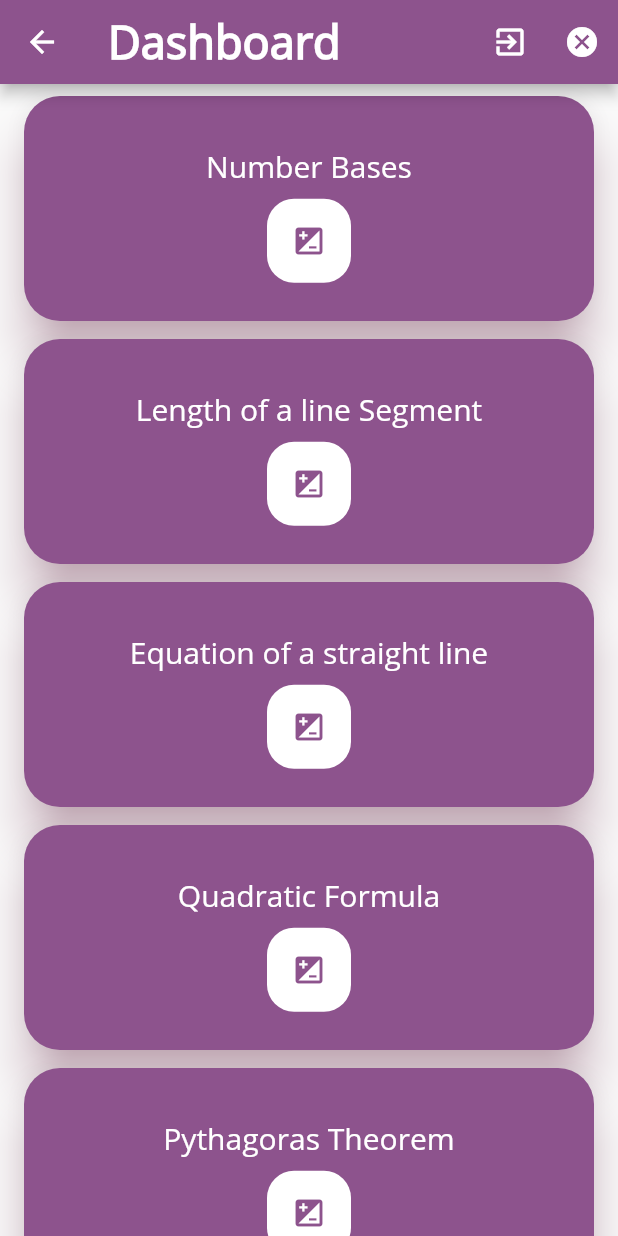
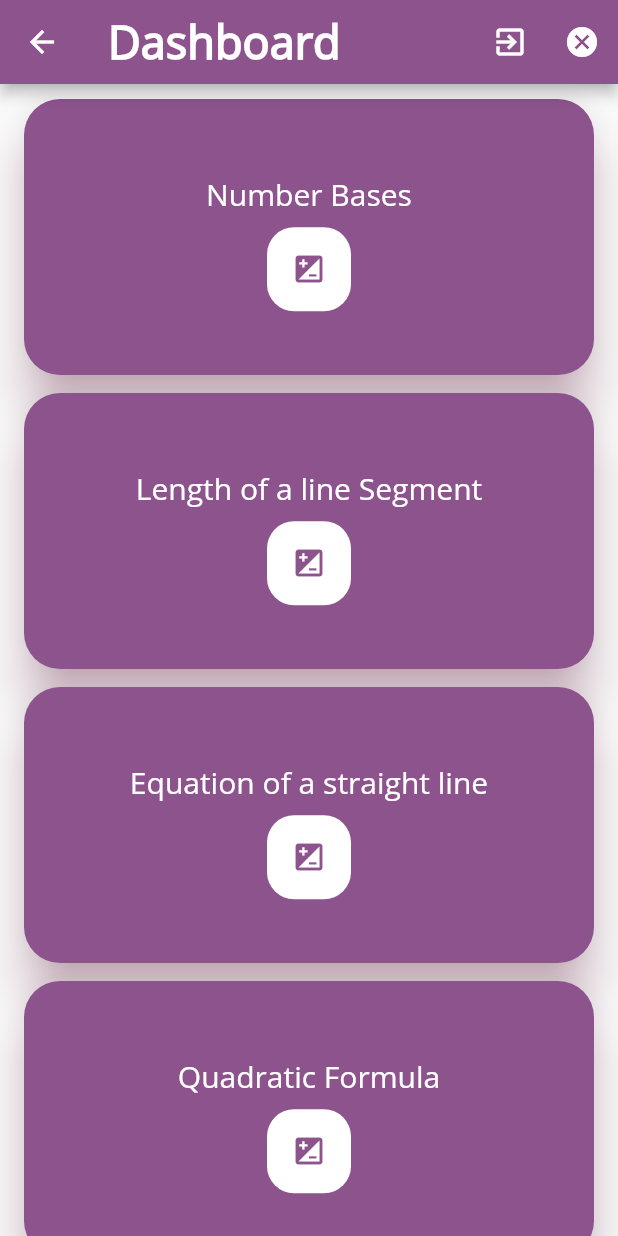
Before and after one commit to Nuerkie-Opt/eQuate, a Flutter app: the screen it shows after launch, after a tap on "LOGIN", on a phone screen of 412 x 824 dp. Run offline on Flutter 3.47's test engine with Material 2 defaults, Android fonts, the phone set to English and light mode, and no system bars; our stand-ins replace sqflite; accounts and stored records are empty.

Commit message:
Update outdated packages

```diff
--- a/lib/screens/dashboard.dart
+++ b/lib/screens/dashboard.dart
@@ -3,25 +3,27 @@ import 'package:flutter/services.dart';
 import 'package:flutter_staggered_grid_view/flutter_staggered_grid_view.dart';
 import 'loginScreen.dart';
 
-class Dashboard extends StatefulWidget{
+class Dashboard extends StatefulWidget {
   @override
   DashboardState createState() => DashboardState();
 }
 
-class DashboardState extends State<Dashboard>{
-
- Future navigateToSubpage(context) async{
-    Navigator.push(context, MaterialPageRoute(builder: (context) => LoginScreen()));
+class DashboardState extends State<Dashboard> {
+  Future navigateToSubpage(context) async {
+    Navigator.push(
+        context, MaterialPageRoute(builder: (context) => LoginScreen()));
   }
 
-  Material myItems(IconData icon, String heading, int color, String routeName){
-    return  Material(
+  Material myItems(IconData icon, String heading, int color, String routeName) {
+    return Material(
       color: Color(0xff8D538D),
       elevation: 14.0,
       shadowColor: Color(0xffD68FB0),
       borderRadius: BorderRadius.circular(24.0),
-      child:InkWell(
-      onTap: (){Navigator.pushNamed(context, routeName);},
+      child: InkWell(
+        onTap: () {
+          Navigator.pushNamed(context, routeName);
+        },
         child: Center(
           child: Padding(
             padding: const EdgeInsets.all(8.0),
@@ -33,20 +35,18 @@ class DashboardState extends State<Dashboard>{
                   children: <Widget>[
                     Padding(
                         padding: const EdgeInsets.all(8.0),
-                      child:Text(heading,
+                        child: Text(heading,
                             style: TextStyle(
                                 color: new Color(color),
                                 fontSize: 20.0,
-                          fontFamily: 'OpenSans'
-                        )
-                      )
-                    ),
+                                fontFamily: 'OpenSans'))),
                     Material(
                       color: new Color(color),
                       borderRadius: BorderRadius.circular(18.0),
                       child: Padding(
                         padding: const EdgeInsets.all(16.0),
-                      child: Icon(icon,
+                        child: Icon(
+                          icon,
                           color: Color(0xff8D538D),
                         ),
                       ),
@@ -64,9 +64,10 @@ class DashboardState extends State<Dashboard>{
   @override
   Widget build(BuildContext context) {
     return Scaffold(
-      appBar:AppBar(
+      appBar: AppBar(
         backgroundColor: Color(0xff8D538D),
-        title: Text('Dashboard',
+        title: Text(
+          'Dashboard',
           textAlign: TextAlign.center,
           style: TextStyle(
             color: Colors.white,
@@ -81,42 +82,75 @@ class DashboardState extends State<Dashboard>{
               Icons.exit_to_app,
               color: Colors.white,
             ),
-               onPressed: () {navigateToSubpage(context);},
+            onPressed: () {
+              navigateToSubpage(context);
+            },
           ),
           IconButton(
             icon: Icon(
               Icons.cancel,
               color: Colors.white,
             ),
-               onPressed: ()=> SystemNavigator.pop(),
+            onPressed: () => SystemNavigator.pop(),
           ),
         ],
       ),
-      body: StaggeredGridView.count(
+      body: SingleChildScrollView(
+        padding: const EdgeInsets.symmetric(horizontal: 16, vertical: 10),
+        child: StaggeredGrid.count(
           crossAxisCount: 2,
           crossAxisSpacing: 12.0,
           mainAxisSpacing: 12.0,
-        padding: EdgeInsets.symmetric(horizontal: 16.0, vertical:8.0),
+          //  padding: EdgeInsets.symmetric(horizontal: 16.0, vertical:8.0),
           children: <Widget>[
-          myItems(Icons.iso, "Number Bases",0xffffffff, 'numbases'),
-          myItems(Icons.iso, "Length of a line Segment",0xffffffff, 'linesegment'),
-          myItems(Icons.iso, "Equation of a straight line",0xffffffff, 'straightline'),
-          myItems(Icons.iso, "Quadratic Formula",0xffffffff, 'qformula'),
-          myItems(Icons.iso, "Pythagoras Theorem",0xffffffff, 'pythagoras'),
-          myItems(Icons.iso, "Frequency Distribution",0xffffffff, 'gfrequency'),
-          myItems(Icons.iso, "Piecharts",0xffffffff, 'piechart'),
-          myItems(Icons.iso, "Central Tendency",0xffffffff, 'centraltend'),
+            StaggeredGridTile.count(
+              crossAxisCellCount: 2,
+              mainAxisCellCount: 1,
+              child: myItems(Icons.iso, "Number Bases", 0xffffffff, 'numbases'),
+            ),
+            StaggeredGridTile.count(
+              crossAxisCellCount: 2,
+              mainAxisCellCount: 1,
+              child: myItems(Icons.iso, "Length of a line Segment", 0xffffffff,
+                  'linesegment'),
+            ),
+            StaggeredGridTile.count(
+              crossAxisCellCount: 2,
+              mainAxisCellCount: 1,
+              child: myItems(Icons.iso, "Equation of a straight line",
+                  0xffffffff, 'straightline'),
+            ),
+            StaggeredGridTile.count(
+              crossAxisCellCount: 2,
+              mainAxisCellCount: 1,
+              child: myItems(
+                  Icons.iso, "Quadratic Formula", 0xffffffff, 'qformula'),
+            ),
+            StaggeredGridTile.count(
+              crossAxisCellCount: 2,
+              mainAxisCellCount: 1,
+              child: myItems(
+                  Icons.iso, "Pythagoras Theorem", 0xffffffff, 'pythagoras'),
+            ),
+            StaggeredGridTile.count(
+              crossAxisCellCount: 2,
+              mainAxisCellCount: 1,
+              child: myItems(Icons.iso, "Frequency Distribution", 0xffffffff,
+                  'gfrequency'),
+            ),
+            StaggeredGridTile.count(
+              crossAxisCellCount: 2,
+              mainAxisCellCount: 1,
+              child: myItems(Icons.iso, "Piecharts", 0xffffffff, 'piechart'),
+            ),
+            StaggeredGridTile.count(
+              crossAxisCellCount: 2,
+              mainAxisCellCount: 1,
+              child: myItems(
+                  Icons.iso, "Central Tendency", 0xffffffff, 'centraltend'),
+            ),
           ],
-        staggeredTiles: [
-          StaggeredTile.extent(2, 150.0),
-          StaggeredTile.extent(2, 150.0),
-          StaggeredTile.extent(2, 150.0),
-          StaggeredTile.extent(2, 150.0),
-          StaggeredTile.extent(2, 150.0),
-          StaggeredTile.extent(2, 150.0),
-          StaggeredTile.extent(2, 150.0),
-          StaggeredTile.extent(2, 150.0),
-        ],
+        ),
       ),
     );
   }
--- a/lib/screens/loginScreen.dart
+++ b/lib/screens/loginScreen.dart
@@ -1,22 +1,23 @@
+import 'package:flutter/material.dart';
 
-import 'dart:ui';
-import 'package:flutter/material.dart';
-import 'package:flutter/services.dart';
 import 'signupScreen.dart';
 import 'dashboard.dart';
 
-
-class LoginScreen extends StatefulWidget{
+class LoginScreen extends StatefulWidget {
   @override
   LoginScreenState createState() => LoginScreenState();
 }
-class LoginScreenState extends State<LoginScreen>{
+
+class LoginScreenState extends State<LoginScreen> {
   bool rememberMe = false;
-  Future navigateToSubpage(context) async{
-    Navigator.push(context, MaterialPageRoute(builder: (context) => SignUpScreen()));
+  Future navigateToSubpage(context) async {
+    Navigator.push(
+        context, MaterialPageRoute(builder: (context) => SignUpScreen()));
   }
-  Future navigateToDashboard(context) async{
-    Navigator.push(context, MaterialPageRoute(builder: (context) => Dashboard()));
+
+  Future navigateToDashboard(context) async {
+    Navigator.push(
+        context, MaterialPageRoute(builder: (context) => Dashboard()));
   }
 
   Widget build(BuildContext context) {
@@ -100,10 +101,7 @@ class LoginScreenState extends State<LoginScreen>{
                             hintText: 'Enter Your Email',
                             hintStyle: TextStyle(
                                 color: Colors.white54,
-                              fontFamily: 'OpenSans'
-                            )
-                          )
-                        ),
+                                fontFamily: 'OpenSans'))),
                   ),
                   SizedBox(height: 30.0),
                   Text(
@@ -145,15 +143,13 @@ class LoginScreenState extends State<LoginScreen>{
                         ),
                         hintText: 'Enter Your Password',
                         hintStyle: TextStyle(
-                              color: Colors.white54,
-                              fontFamily: 'OpenSans'
-                            ),
+                            color: Colors.white54, fontFamily: 'OpenSans'),
                       ),
                     ),
                   ),
                   Container(
                     alignment: Alignment.centerRight,
-                        child: FlatButton(
+                    child: TextButton(
                       onPressed: () => print('Forgot Password Button Pressed'),
                       child: Text(
                         'Forgot Password?',
@@ -196,14 +192,18 @@ class LoginScreenState extends State<LoginScreen>{
                   Container(
                     padding: EdgeInsets.symmetric(vertical: 25.0),
                     width: double.infinity,
-                        child: RaisedButton(
-                          elevation: 5.0,
-                          onPressed: () {navigateToDashboard(context);},
-                          padding: EdgeInsets.all(15.0),
-                          shape: RoundedRectangleBorder(
-                            borderRadius: BorderRadius.circular(30.0),
+                    child: ElevatedButton(
+                      style: ButtonStyle(
+                        shape: MaterialStateProperty.all(
+                          RoundedRectangleBorder(
+                              borderRadius: BorderRadius.circular(15)),
                         ),
-                          color: Colors.white,
+                        backgroundColor:
+                            MaterialStateProperty.all(Colors.white),
+                      ),
+                      onPressed: () {
+                        navigateToDashboard(context);
+                      },
                       child: Text(
                         'LOGIN',
                         style: TextStyle(
--- a/pubspec.yaml
+++ b/pubspec.yaml
@@ -23,7 +23,7 @@ dependencies:
   # The following adds the Cupertino Icons font to your application.
   # Use with the CupertinoIcons class for iOS style icons.
   cupertino_icons: ^0.1.2
-  flutter_staggered_grid_view: "^0.3.0"
+  flutter_staggered_grid_view: "^0.7.0"
   sqflite: ^1.3.0
   path:
 
```
Also changed, not shown: lib/screens/equationPages/pythagoras.dart (+39 -29 lines), lib/screens/signupScreen.dart (+57 -55 lines), pubspec.lock, 10 other files. Lines whose indentation alone changed are shown as unchanged.
